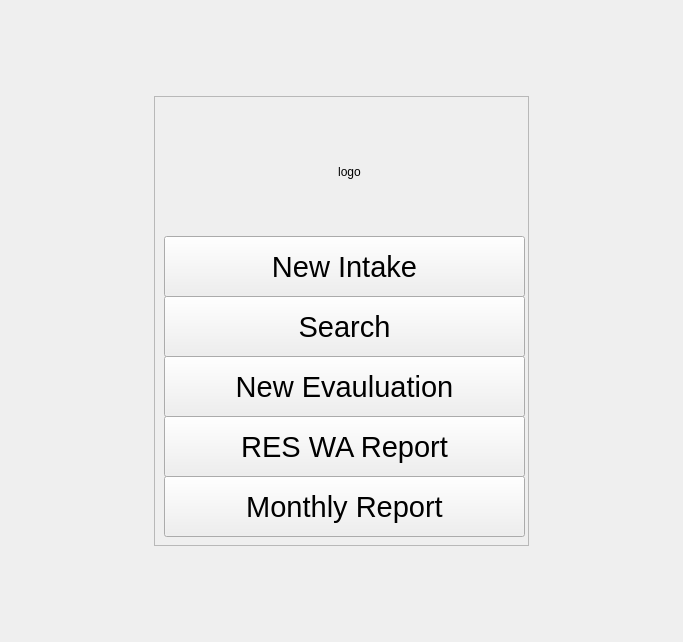
Before: the Qt Designer form drc/gui/mainmenuform.ui in lansdon/cpts483_drc, drawn with Qt 5.
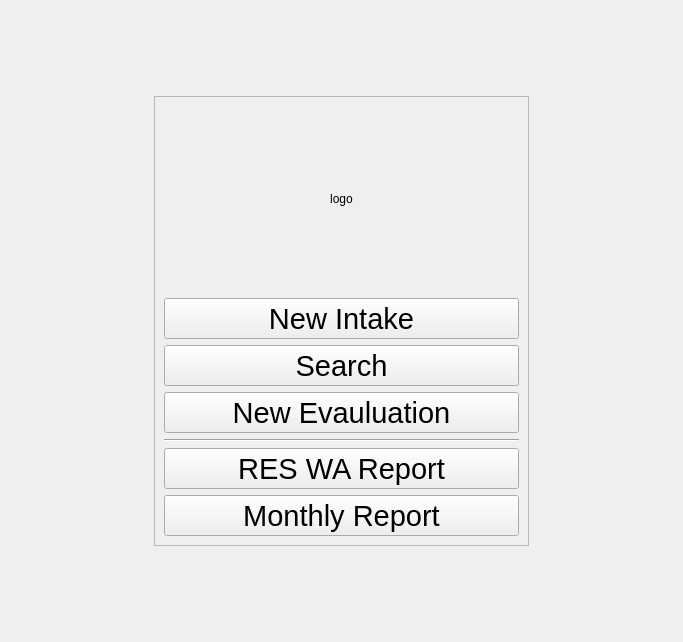
After: the same form once the commit is applied.

The edit to the form file:
```diff
--- a/drc/gui/mainmenuform.ui
+++ b/drc/gui/mainmenuform.ui
@@ -34,15 +34,9 @@
      <property name="frameShadow">
       <enum>QFrame::Raised</enum>
      </property>
+     <layout class="QVBoxLayout" name="verticalLayout">
+      <item>
      <widget class="QLabel" name="logoLabel">
-      <property name="geometry">
-       <rect>
-        <x>100</x>
-        <y>10</y>
-        <width>191</width>
-        <height>131</height>
-       </rect>
-      </property>
       <property name="text">
        <string>logo</string>
       </property>
@@ -50,14 +44,14 @@
        <set>Qt::AlignCenter</set>
       </property>
      </widget>
+      </item>
+      <item>
      <widget class="QToolButton" name="newIntakeBtn">
-      <property name="geometry">
-       <rect>
-        <x>10</x>
-        <y>140</y>
-        <width>361</width>
-        <height>61</height>
-       </rect>
+        <property name="sizePolicy">
+         <sizepolicy hsizetype="Preferred" vsizetype="Fixed">
+          <horstretch>0</horstretch>
+          <verstretch>0</verstretch>
+         </sizepolicy>
       </property>
       <property name="font">
        <font>
@@ -71,14 +65,14 @@
        <enum>Qt::ToolButtonTextBesideIcon</enum>
       </property>
      </widget>
+      </item>
+      <item>
      <widget class="QToolButton" name="searchBtn">
-      <property name="geometry">
-       <rect>
-        <x>10</x>
-        <y>200</y>
-        <width>361</width>
-        <height>61</height>
-       </rect>
+        <property name="sizePolicy">
+         <sizepolicy hsizetype="Preferred" vsizetype="Fixed">
+          <horstretch>0</horstretch>
+          <verstretch>0</verstretch>
+         </sizepolicy>
       </property>
       <property name="font">
        <font>
@@ -92,14 +86,14 @@
        <enum>Qt::ToolButtonTextBesideIcon</enum>
       </property>
      </widget>
+      </item>
+      <item>
      <widget class="QToolButton" name="newEvaluationBtn">
-      <property name="geometry">
-       <rect>
-        <x>10</x>
-        <y>260</y>
-        <width>361</width>
-        <height>61</height>
-       </rect>
+        <property name="sizePolicy">
+         <sizepolicy hsizetype="Preferred" vsizetype="Fixed">
+          <horstretch>0</horstretch>
+          <verstretch>0</verstretch>
+         </sizepolicy>
       </property>
       <property name="font">
        <font>
@@ -113,14 +107,21 @@
        <enum>Qt::ToolButtonTextBesideIcon</enum>
       </property>
      </widget>
+      </item>
+      <item>
+       <widget class="Line" name="line">
+        <property name="orientation">
+         <enum>Qt::Horizontal</enum>
+        </property>
+       </widget>
+      </item>
+      <item>
      <widget class="QToolButton" name="resWaBtn">
-      <property name="geometry">
-       <rect>
-        <x>10</x>
-        <y>320</y>
-        <width>361</width>
-        <height>61</height>
-       </rect>
+        <property name="sizePolicy">
+         <sizepolicy hsizetype="Preferred" vsizetype="Fixed">
+          <horstretch>0</horstretch>
+          <verstretch>0</verstretch>
+         </sizepolicy>
       </property>
       <property name="font">
        <font>
@@ -134,14 +135,14 @@
        <enum>Qt::ToolButtonTextBesideIcon</enum>
       </property>
      </widget>
+      </item>
+      <item>
      <widget class="QToolButton" name="monthlyReportBtn">
-      <property name="geometry">
-       <rect>
-        <x>10</x>
-        <y>380</y>
-        <width>361</width>
-        <height>61</height>
-       </rect>
+        <property name="sizePolicy">
+         <sizepolicy hsizetype="Preferred" vsizetype="Fixed">
+          <horstretch>0</horstretch>
+          <verstretch>0</verstretch>
+         </sizepolicy>
       </property>
       <property name="font">
        <font>
@@ -155,6 +156,8 @@
        <enum>Qt::ToolButtonTextBesideIcon</enum>
       </property>
      </widget>
+      </item>
+     </layout>
     </widget>
    </item>
    <item row="0" column="1">
```
Lines whose indentation alone changed are shown as unchanged.
